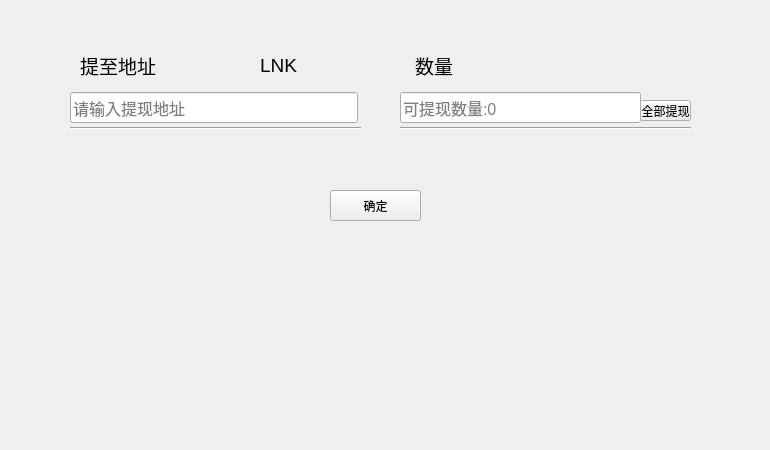
This is withdrawpage/WithdrawInputWidget.ui in HcashOrg/hx-indicator as Qt 5 draws it before an edit. The edited form follows.
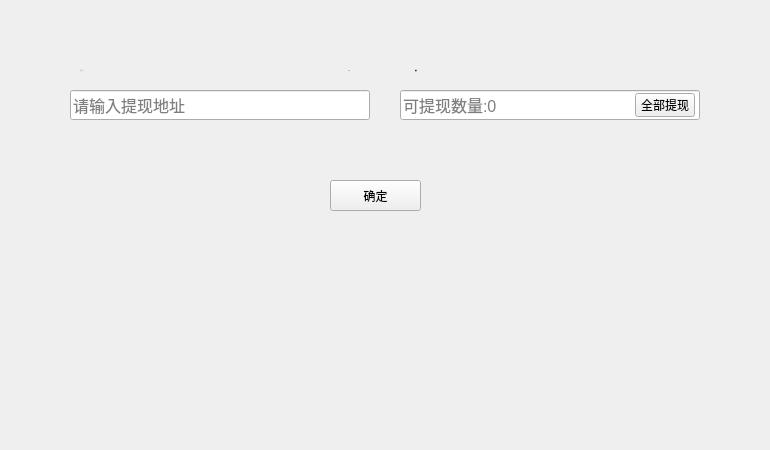
This is the edited form.

Patch:
```diff
--- a/withdrawpage/WithdrawInputWidget.ui
+++ b/withdrawpage/WithdrawInputWidget.ui
@@ -17,16 +17,24 @@
    <property name="geometry">
     <rect>
      <x>80</x>
-     <y>50</y>
+     <y>60</y>
      <width>91</width>
-     <height>31</height>
+     <height>20</height>
     </rect>
    </property>
    <property name="font">
     <font>
-     <pointsize>14</pointsize>
+     <family>Microsoft YaHei UI Light</family>
+     <pointsize>-1</pointsize>
+     <weight>50</weight>
+     <italic>false</italic>
+     <bold>false</bold>
     </font>
    </property>
+   <property name="styleSheet">
+    <string notr="true">color: rgb(198, 202, 212);
+font: 12px &quot;Microsoft YaHei UI Light&quot;;</string>
+   </property>
    <property name="text">
     <string>提至地址</string>
    </property>
@@ -34,35 +42,54 @@
   <widget class="QLabel" name="label_symbol">
    <property name="geometry">
     <rect>
-     <x>260</x>
-     <y>50</y>
-     <width>61</width>
-     <height>31</height>
+     <x>270</x>
+     <y>60</y>
+     <width>80</width>
+     <height>20</height>
     </rect>
    </property>
    <property name="font">
     <font>
-     <pointsize>14</pointsize>
+     <family>Microsoft YaHei UI Light</family>
+     <pointsize>-1</pointsize>
+     <weight>50</weight>
+     <italic>false</italic>
+     <bold>false</bold>
     </font>
    </property>
+   <property name="styleSheet">
+    <string notr="true">color: rgb(51, 51, 51);
+font:12px &quot;Microsoft YaHei UI Light&quot;;</string>
+   </property>
    <property name="text">
     <string>LNK</string>
    </property>
+   <property name="alignment">
+    <set>Qt::AlignRight|Qt::AlignTrailing|Qt::AlignVCenter</set>
+   </property>
   </widget>
   <widget class="QLabel" name="label_3">
    <property name="geometry">
     <rect>
      <x>415</x>
-     <y>50</y>
-     <width>61</width>
-     <height>31</height>
+     <y>60</y>
+     <width>80</width>
+     <height>20</height>
     </rect>
    </property>
    <property name="font">
     <font>
-     <pointsize>14</pointsize>
+     <family>Microsoft YaHei UI Light</family>
+     <pointsize>-1</pointsize>
+     <weight>50</weight>
+     <italic>false</italic>
+     <bold>false</bold>
     </font>
    </property>
+   <property name="styleSheet">
+    <string notr="true">color: rgb(51, 51, 51);
+font:12px &quot;Microsoft YaHei UI Light&quot;;</string>
+   </property>
    <property name="text">
     <string>数量</string>
    </property>
@@ -71,9 +98,9 @@
    <property name="geometry">
     <rect>
      <x>70</x>
-     <y>92</y>
-     <width>288</width>
-     <height>31</height>
+     <y>90</y>
+     <width>300</width>
+     <height>30</height>
     </rect>
    </property>
    <property name="font">
@@ -89,9 +116,9 @@
    <property name="geometry">
     <rect>
      <x>400</x>
-     <y>92</y>
-     <width>241</width>
-     <height>31</height>
+     <y>90</y>
+     <width>300</width>
+     <height>30</height>
     </rect>
    </property>
    <property name="font">
@@ -106,47 +133,21 @@
   <widget class="QToolButton" name="toolButton_all">
    <property name="geometry">
     <rect>
-     <x>640</x>
-     <y>100</y>
-     <width>51</width>
-     <height>21</height>
+     <x>635</x>
+     <y>93</y>
+     <width>60</width>
+     <height>24</height>
     </rect>
    </property>
    <property name="text">
     <string>全部提现</string>
    </property>
   </widget>
-  <widget class="Line" name="line">
-   <property name="geometry">
-    <rect>
-     <x>70</x>
-     <y>120</y>
-     <width>291</width>
-     <height>16</height>
-    </rect>
-   </property>
-   <property name="orientation">
-    <enum>Qt::Horizontal</enum>
-   </property>
-  </widget>
-  <widget class="Line" name="line_2">
-   <property name="geometry">
-    <rect>
-     <x>400</x>
-     <y>120</y>
-     <width>291</width>
-     <height>16</height>
-    </rect>
-   </property>
-   <property name="orientation">
-    <enum>Qt::Horizontal</enum>
-   </property>
-  </widget>
   <widget class="QToolButton" name="toolButton_confirm">
    <property name="geometry">
     <rect>
      <x>330</x>
-     <y>190</y>
+     <y>180</y>
      <width>91</width>
      <height>31</height>
     </rect>
```
Left out of the diff: 6 changed lines with no effect on the pictures.
